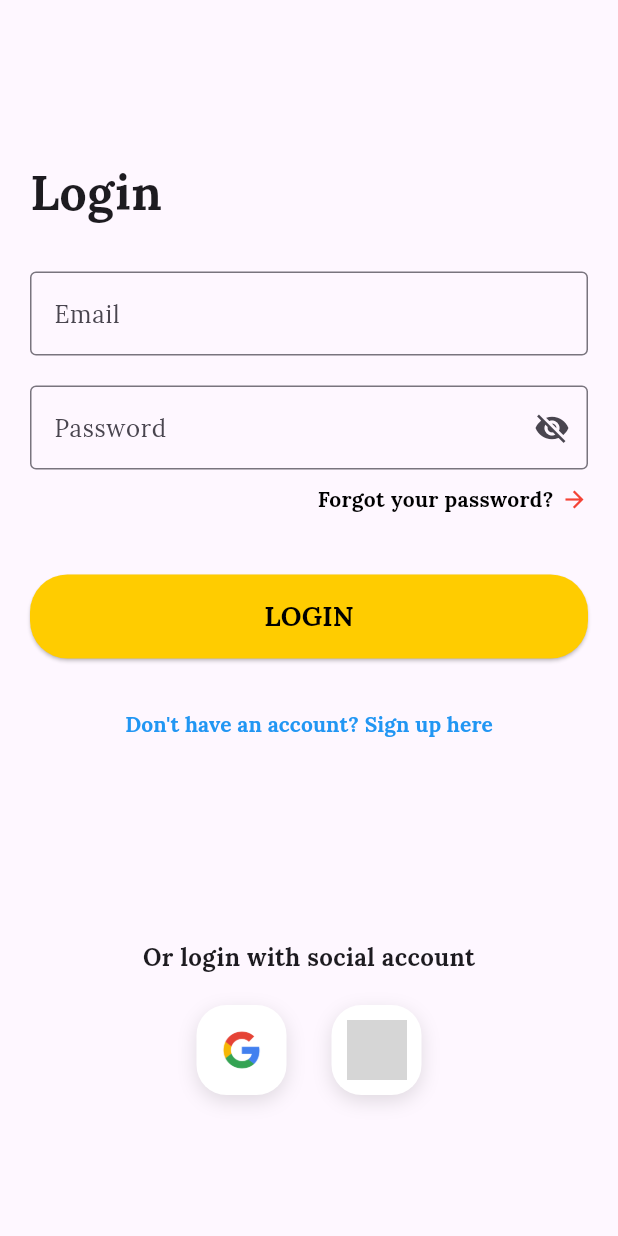
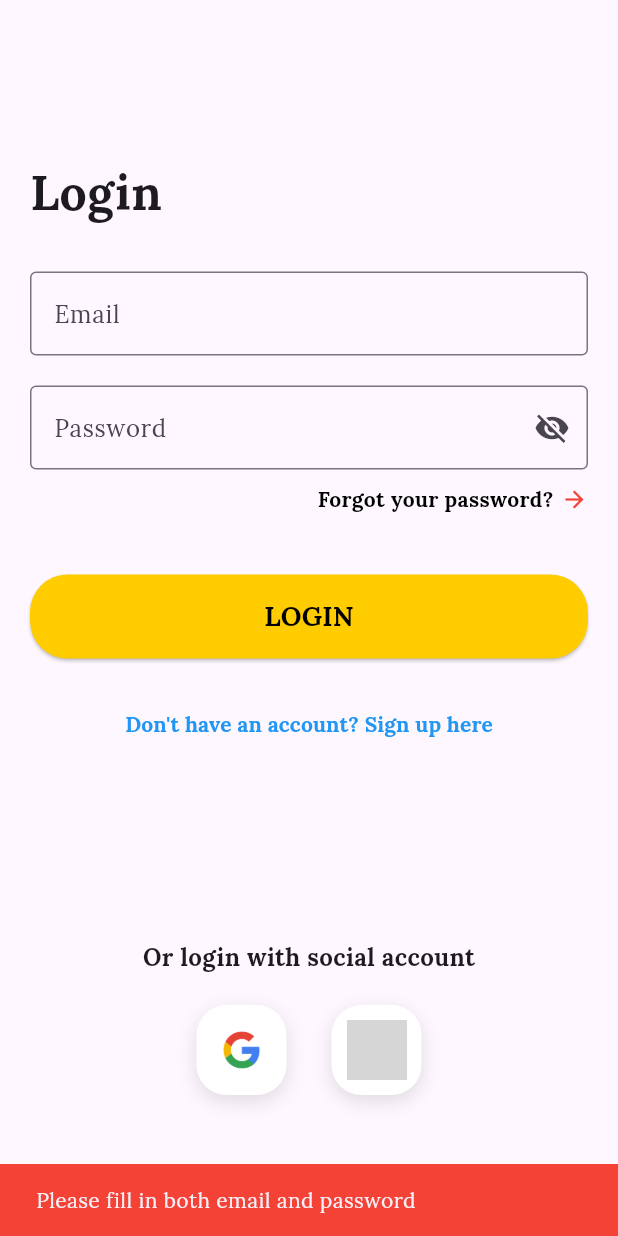
Before and after one commit to HirenThakkar88/Ubon_Application, a Flutter app: the screen it shows after launch, after a tap on "LOGIN", on a phone screen of 412 x 824 dp. Run offline on Flutter 3.47's test engine with Material 3 defaults, Android fonts, the phone set to English and light mode, and no system bars; our stand-ins replace cloud_firestore, firebase_auth, firebase_core, google_sign_in, shared_preferences; accounts and stored records are empty; project files that could hold a hidden picture were left out; grey boxes are pictures that could not be loaded.

Commit message:
signup and login screen data stored in firestore database

```diff
--- a/lib/screens/firebase_Auth.dart
+++ b/lib/screens/firebase_Auth.dart
@@ -8,12 +8,13 @@ import 'package:google_sign_in/google_sign_in.dart';
 import 'package:shared_preferences/shared_preferences.dart';
 import 'package:ubon_application/main.dart';
 import 'package:ubon_application/screens/home_screen.dart';
+import 'package:ubon_application/screens/wrapper.dart';
 
 class Authservice {
-  final _auth = FirebaseAuth.instance;
+  final FirebaseAuth _auth = FirebaseAuth.instance;
+  final FirebaseFirestore _firestore = FirebaseFirestore.instance;
 
   Future<Map<String, String>?> signInWithGoogle() async {
-
     // goToHome(BuildContext context) => Navigator.of(context).pushReplacement(
     //             MaterialPageRoute(builder: (context) => HomeScreen()),
     //           );
@@ -129,29 +130,29 @@ class Authservice {
     }
   }
 
-  Future<UserCredential?> LoginWithGoogle() async {
+  Future<User?> createUserWithEmailAndPassword(
+      String email, String password, String fullName, String userType) async {
     try {
-      final googleUser = await GoogleSignIn().signIn();
-      final googleAuth = await googleUser?.authentication;
-      final cred = GoogleAuthProvider.credential(
-          idToken: googleAuth?.idToken, accessToken: googleAuth?.accessToken);
+      // Create user with Firebase Authentication
+      final cred = await _auth.createUserWithEmailAndPassword(
+        email: email,
+        password: password,
+      );
 
-      return await _auth.signInWithCredential(cred);
-    } catch (e) {
-      print(e.toString());
-    }
-    return null;
+      // If user creation is successful, save user info to Firestore
+      if (cred.user != null) {
+        await _firestore.collection('authentication').doc(cred.user!.uid).set({
+          'auth_id': cred.user!.uid,
+          'email': email,
+          'name': fullName,
+          'password': password, // Storing the password as is
+          'user_type': 'basic user',
+        });
       }
 
-  Future<User?> createUserWithEmailAndPassword(
-      String email, String password) async {
-    try {
-      final cred = await _auth.createUserWithEmailAndPassword(
-          email: email, password: password);
       return cred.user;
     } catch (e) {
-      //print("something went wrong");
-      log("Something went wrong");
+      log("Error creating user: $e");
     }
     return null;
   }
@@ -159,23 +160,58 @@ class Authservice {
   Future<User?> LoginUserWithEmailAndPassword(
       String email, String password) async {
     try {
+      // Fetch user data from Firestore
+      final snapshot = await _firestore
+          .collection('authentication')
+          .where('email', isEqualTo: email)
+          .get();
+
+      if (snapshot.docs.isNotEmpty) {
+        // Get the first matching document
+        final doc = snapshot.docs.first;
+        final storedPassword = doc['password']; // Password from Firestore
+
+        if (storedPassword == password) {
+          // If password matches, sign in with Firebase Authentication
           final cred = await _auth.signInWithEmailAndPassword(
               email: email, password: password);
           return cred.user;
+        } else {
+          log("Incorrect password");
+          return null; // Password does not match
+        }
+      } else {
+        log("User not found");
+        return null; // Email not found in Firestore
+      }
     } catch (e) {
-      //print("something went wrong");
-      log("Something went wrong");
-    }
+      log("Something went wrong: $e");
       return null;
     }
+  }
+
 
 Future<void> signout() async {
   try {
+    final GoogleSignIn googleSignIn = GoogleSignIn();
+
+    // Sign out from Google
+    await googleSignIn.signOut();
+
+    // Sign out from Firebase
+    await FirebaseAuth.instance.signOut();
+
+    // Clear shared preferences
     final prefs = await SharedPreferences.getInstance();
+    await prefs.remove('email');
+    await prefs.remove('auth_id');
+    // Optionally, clear 'isLoggedIn' flag if it's set
     await prefs.remove('isLoggedIn');
-      await _auth.signOut();
+
+    // If you want to show the login screen or perform any other navigation,
+    // you can do it here
   } catch (e) {
-      log("Something went wrong");
+    log("Error during signout: $e");
   }
 }
 }
--- a/lib/screens/login_screen.dart
+++ b/lib/screens/login_screen.dart
@@ -1,7 +1,6 @@
 import 'dart:developer';
-
 import 'package:flutter/material.dart';
-import 'package:flutter/services.dart'; // Import SystemChrome
+import 'package:flutter/services.dart';
 import 'package:shared_preferences/shared_preferences.dart';
 import 'package:ubon_application/screens/firebase_Auth.dart';
 import '../widgets/custom_text_field.dart';
@@ -18,8 +17,7 @@ class LoginScreen extends StatefulWidget {
 }
 
 class _LoginScreenState extends State<LoginScreen> {
-  //final _auth = Authservice();
-  final Authservice _auth = new Authservice();
+  final Authservice _auth = Authservice();
   bool isLoading = false;
   final _email = TextEditingController();
   final _password = TextEditingController();
@@ -37,88 +35,59 @@ class _LoginScreenState extends State<LoginScreen> {
     SystemChrome.setEnabledSystemUIMode(SystemUiMode.edgeToEdge,
         overlays: [SystemUiOverlay.top]);
     SystemChrome.setSystemUIOverlayStyle(const SystemUiOverlayStyle(
-      statusBarColor:
-          Color.fromARGB(0, 255, 255, 255), // Semi-transparent black
-      statusBarIconBrightness: Brightness.dark, // Icon color to dark
-      statusBarBrightness: Brightness.dark, // Status bar text color to dark
-      systemNavigationBarColor:
-          Colors.transparent, // Transparent navigation bar
-      systemNavigationBarIconBrightness:
-          Brightness.light, // Navigation icons light
+      statusBarColor: Color.fromARGB(0, 255, 255, 255),
+      statusBarIconBrightness: Brightness.dark,
+      statusBarBrightness: Brightness.dark,
+      systemNavigationBarColor: Colors.transparent,
+      systemNavigationBarIconBrightness: Brightness.light,
     ));
 
     return Scaffold(
-      // appBar: AppBar(
-      //   leading: IconButton(
-      //     icon: const Icon(Icons.arrow_back, color: Colors.black),
-      //     onPressed: () {
-      //       Navigator.of(context).pop(); // Navigate back
-      //     },
-      //   ),
-      //   backgroundColor: Colors.transparent,
-      //   elevation: 0,
-      // ),
       body: SingleChildScrollView(
         child: Padding(
           padding: const EdgeInsets.symmetric(horizontal: 20),
           child: Column(
             crossAxisAlignment: CrossAxisAlignment.start,
             children: [
-              const Padding(
-                padding: EdgeInsets.only(top: 85),
-              ),
+              const Padding(padding: EdgeInsets.only(top: 85)),
               const SizedBox(height: 20),
-              const Text(
-                'Login',
+              const Text('Login',
                   style: TextStyle(
                       fontFamily: 'Lora',
                       fontSize: 32,
-                  fontWeight: FontWeight.bold,
-                ),
-              ),
+                      fontWeight: FontWeight.bold)),
               const SizedBox(height: 30),
               CustomTextField(
                   label: 'Email',
                   hintText: 'abcd@gmail.com',
                   textStyle: const TextStyle(fontFamily: 'Lora'),
-                controller: _email,
-              ),
+                  controller: _email),
               const SizedBox(height: 20),
               CustomTextField(
                   label: 'Password',
                   hintText: 'Password',
                   isPassword: true,
                   textStyle: const TextStyle(fontFamily: 'Lora'),
-                controller: _password,
-              ),
+                  controller: _password),
               const SizedBox(height: 10),
               Align(
                 alignment: Alignment.centerRight,
                 child: GestureDetector(
                   onTap: () {
-                    Navigator.of(context).push(
-                      MaterialPageRoute(
-                        builder: (context) => const ForgotPasswordScreen(),
-                      ),
-                    );
+                    Navigator.of(context).push(MaterialPageRoute(
+                        builder: (context) => const ForgotPasswordScreen()));
                   },
                   child: Row(
                     mainAxisSize: MainAxisSize.min,
                     children: [
-                      const Text(
-                        'Forgot your password?',
+                      const Text('Forgot your password?',
                           style: TextStyle(
                               fontFamily: 'Lora',
                               color: Colors.black,
-                          fontWeight: FontWeight.bold,
-                        ),
-                      ),
+                              fontWeight: FontWeight.bold)),
                       const SizedBox(width: 5),
-                      const Icon(
-                        Icons.arrow_forward,
-                        color: Colors.red,
-                        size: 18, // Ensure a standard size for the icon
-                      ),
+                      const Icon(Icons.arrow_forward,
+                          color: Colors.red, size: 18),
                     ],
                   ),
                 ),
@@ -133,18 +102,14 @@ class _LoginScreenState extends State<LoginScreen> {
                       backgroundColor: const Color(0xFFFFCC00),
                       padding: const EdgeInsets.symmetric(vertical: 15),
                       shape: RoundedRectangleBorder(
-                        borderRadius: BorderRadius.circular(25),
+                          borderRadius: BorderRadius.circular(25)),
                     ),
-                    ),
-                    child: const Text(
-                      'LOGIN',
+                    child: const Text('LOGIN',
                         style: TextStyle(
                             fontFamily: 'Lora',
                             color: Colors.black,
                             fontSize: 18,
-                        fontWeight: FontWeight.bold,
-                      ),
-                    ),
+                            fontWeight: FontWeight.bold)),
                   ),
                 ),
               ),
@@ -152,37 +117,23 @@ class _LoginScreenState extends State<LoginScreen> {
               Center(
                 child: TextButton(
                   onPressed: () {
-                    Navigator.of(context).push(
-                      MaterialPageRoute(
-                        builder: (context) => const SignUpScreen(),
-                      ),
-                    );
+                    Navigator.of(context).push(MaterialPageRoute(
+                        builder: (context) => const SignUpScreen()));
                   },
-                  child: const Text(
-                    "Don't have an account? Sign up here",
+                  child: const Text("Don't have an account? Sign up here",
                       style: TextStyle(
                           fontFamily: 'Lora',
                           color: Colors.blue,
-                      fontWeight: FontWeight.bold,
-                    ),
-                  ),
+                          fontWeight: FontWeight.bold)),
                 ),
               ),
               const SizedBox(height: 120),
               const Center(
-                child: Text(
-                  'Or login with social account',
+                  child: Text('Or login with social account',
                       style: TextStyle(
                           fontFamily: 'Lora',
                           fontSize: 16,
-                    fontWeight: FontWeight.bold,
-                  ),
-                ),
-              ),
-              // ElevatedButton(
-              //   onPressed: () async {},
-              //   child: Text("data"),
-              // ),
+                          fontWeight: FontWeight.bold))),
               const SizedBox(height: 20),
               Row(
                 mainAxisAlignment: MainAxisAlignment.center,
@@ -190,16 +141,9 @@ class _LoginScreenState extends State<LoginScreen> {
                   GestureDetector(
                       onTap: () async {
                         await _auth.signInWithGoogle();
-                      // setState(() {
-                      //   isLoading = true;
-                      // });
-                      // setState(() {
-                      //   isLoading = false;
-                      // });
                       },
                       child: const SocialButton(
-                        imagePath: 'assets/images/google_icon.png'),
-                  ),
+                          imagePath: 'assets/images/google_icon.png')),
                   const SizedBox(width: 30),
                   const SocialButton(
                       imagePath: 'assets/images/facebook_icon.png'),
@@ -214,8 +158,34 @@ class _LoginScreenState extends State<LoginScreen> {
   }
 
   Future<void> _login() async {
+    if (_email.text.isEmpty || _password.text.isEmpty) {
+      // Show a SnackBar for empty fields
+      ScaffoldMessenger.of(context).showSnackBar(
+        const SnackBar(
+          content: Text('Please fill in both email and password'),
+          backgroundColor: Colors.red,
+        ),
+      );
+      return; // Prevent further action if fields are empty
+    }
+
+    // Simple email validation regex
+    final emailRegex =
+        RegExp(r"^[a-zA-Z0-9._%+-]+@[a-zA-Z0-9.-]+\.[a-zA-Z]{2,}$");
+    if (!emailRegex.hasMatch(_email.text)) {
+      // Show SnackBar for invalid email format
+      ScaffoldMessenger.of(context).showSnackBar(
+        const SnackBar(
+          content: Text('Please enter a valid email address'),
+          backgroundColor: Colors.red,
+        ),
+      );
+      return;
+    }
+
     final user =
         await _auth.LoginUserWithEmailAndPassword(_email.text, _password.text);
+
     if (user != null) {
       log("Login Successful");
 
@@ -223,8 +193,21 @@ class _LoginScreenState extends State<LoginScreen> {
       final prefs = await SharedPreferences.getInstance();
       await prefs.setBool('isLoggedIn', true);
 
-      // ignore: use_build_context_synchronously
+      // Navigate to home screen
       goToHome(context);
+    } else {
+      log("Login failed");
+      // Show 'Not Registered' message in SnackBar for 2 seconds
+      ScaffoldMessenger.of(context).showSnackBar(
+        SnackBar(
+          content: const Text(
+            'Not Registered',
+            style: TextStyle(color: Colors.white),
+          ),
+          backgroundColor: Colors.black,
+          duration: const Duration(seconds: 2), // Show for 2 seconds
+        ),
+      );
     }
   }
 
@@ -234,16 +217,4 @@ class _LoginScreenState extends State<LoginScreen> {
       MaterialPageRoute(builder: (context) => HomeScreen()),
     );
   }
-
-  // goToHome(BuildContext context) => Navigator.push(
-  //     context, MaterialPageRoute(builder: (context) => HomeScreen()));
-
-  // _login() async {
-  //   final user =
-  //       await _auth.LoginUserWithEmailAndPassword(_email.text, _password.text);
-  //   if (user != null) {
-  //     log("Logedin Success");
-  //     goToHome(context);
-  //   }
-  // }
 }
--- a/lib/screens/sign_up_screen.dart
+++ b/lib/screens/sign_up_screen.dart
@@ -217,12 +217,22 @@ class _SignUpScreenState extends State<SignUpScreen> {
   goToHome(BuildContext context) => Navigator.push(
       context, MaterialPageRoute(builder: (context) => HomeScreen()));
 
-  _signup() async {
+ _signup() async {
+  final fullName = _fullNameController.text.trim();
+  final email = _emailController.text.trim();
+  final password = _passwordController.text.trim();
+  final userType = 'regular';  // You can customize this as per your requirement
+
+  if (_formKey.currentState?.validate() ?? false) {
     final user = await _auth.createUserWithEmailAndPassword(
-        _emailController.text, _passwordController.text);
+        email, password, fullName, userType);
+
     if (user != null) {
-      log("User created");
+      log("User created and data saved in Firestore");
       goToHome(context);
+    } else {
+      log("Error creating user");
     }
   }
 }
+}
--- a/pubspec.yaml
+++ b/pubspec.yaml
@@ -46,6 +46,9 @@ dependencies:
   google_sign_in: ^6.1.0
   shared_preferences: ^2.3.3
   cloud_firestore: ^5.4.5
+  flutter_custom_loader: ^1.0.0+1
+  loading_animation_widget: ^1.3.0
+  loader_overlay: ^4.0.3
 
 dev_dependencies:
   flutter_test:
```
Also changed, not shown: pubspec.lock. Lines whose indentation alone changed are shown as unchanged.
